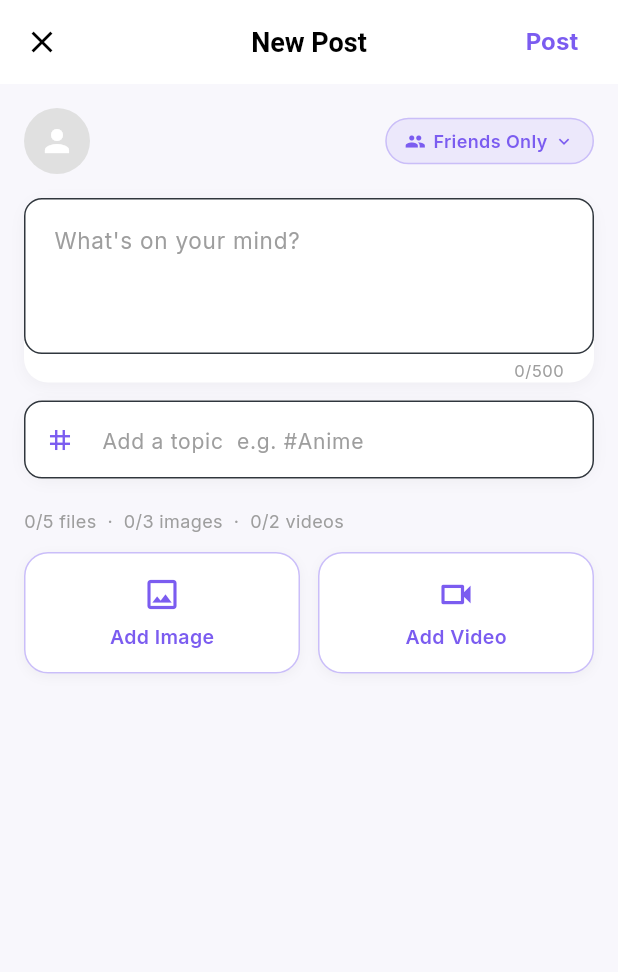
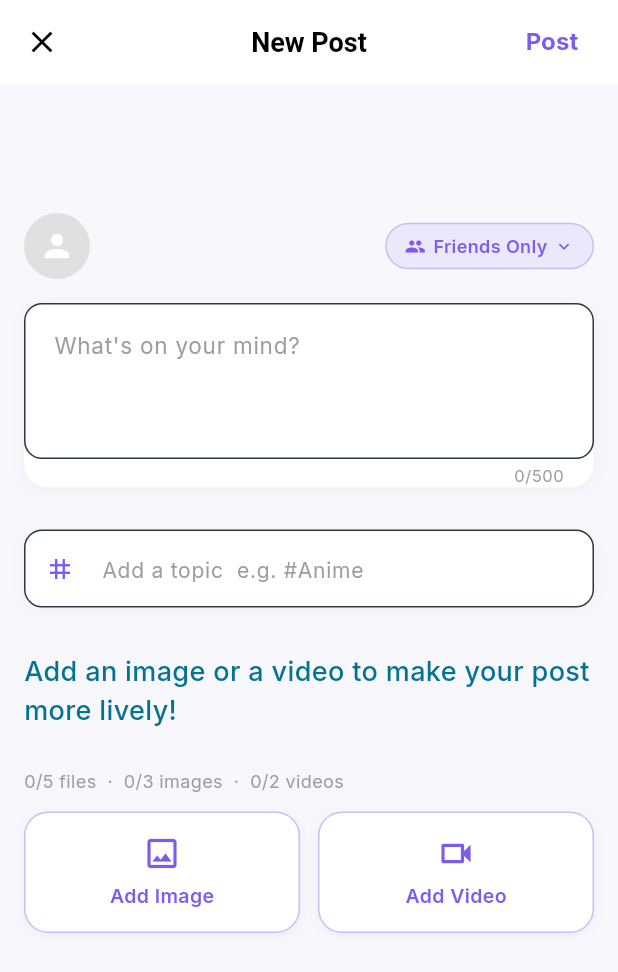
Before and after one commit to ArpeetNeupane/Ousia, a Flutter app: the CreatePostPage screen opened by its route, on a phone screen of 412 x 824 dp. Shown: the top 972 px of the screen. Run offline on Flutter 3.47's test engine with Material 3 defaults, Android fonts, the phone set to English and light mode, and no system bars; our stand-ins replace cached_network_image, flutter_secure_storage, flutter_svg, google_fonts, image_picker, timeago and 2 more; accounts and stored records are empty; project files that could hold a hidden picture were left out.

Commit message:
frontend-enhance: enhanced post create page

```diff
--- a/Frontend/ousia/lib/screens/create_post_screen.dart
+++ b/Frontend/ousia/lib/screens/create_post_screen.dart
@@ -243,17 +243,33 @@ class _CreatePostPageState extends State<CreatePostPage> {
       child: Column(
         crossAxisAlignment: CrossAxisAlignment.start,
         children: [
+          const SizedBox(height: 70),
           // User row + visibility
           _buildUserRow(),
           const SizedBox(height: 16),
 
           // Caption field
           _buildCaptionField(),
-          const SizedBox(height: 12),
+          const SizedBox(height: 18),
+
+          const SizedBox(height: 10),
 
           // Type of post / hashtag
           _buildTypeField(),
-          const SizedBox(height: 20),
+          const SizedBox(height: 30),
+          Center(
+            child: Text(
+              "Add an image or a video to make your post more lively!",
+              style: TextStyle(
+                fontSize: 18,
+                color: const Color.fromARGB(255, 4, 115, 146),
+                fontWeight: FontWeight.w500,
+              ),
+            ),
+          ),
+          const SizedBox(height: 10),
+
+          const SizedBox(height: 15),
 
           // Media preview grid
           if (_mediaFiles.isNotEmpty) ...[
```
